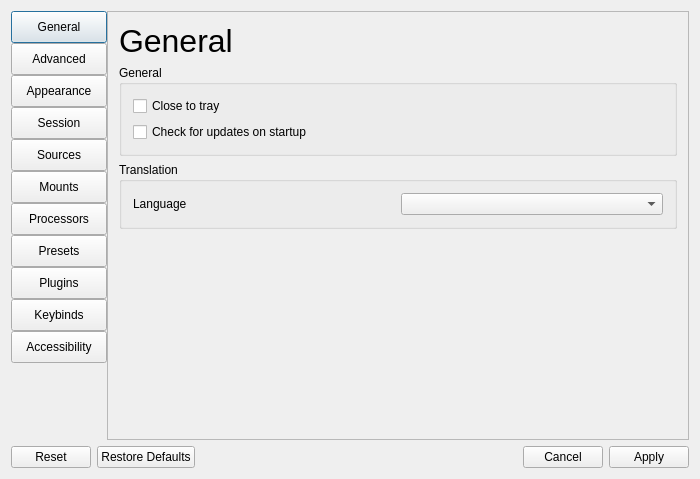
Old version of the form src/app/dialogs/AppPropertiesDialog/apppropertiesdialog.ui in the repository m-riley04/ModularSensorSystem.
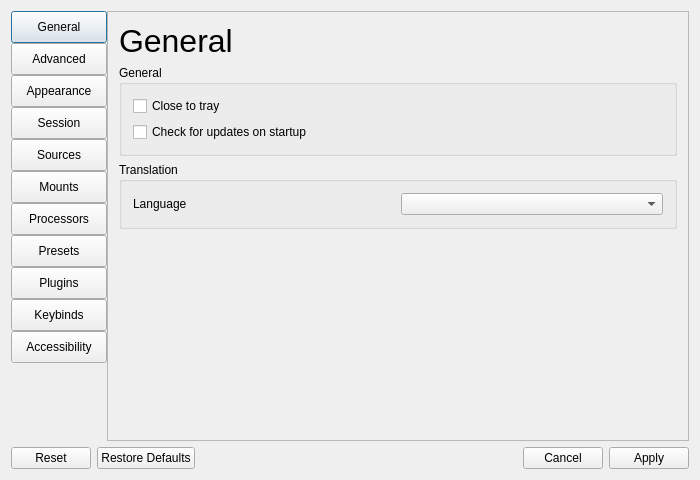
New version of the form. Custom widgets are drawn as their Qt base class.

```diff
--- a/src/app/dialogs/AppPropertiesDialog/apppropertiesdialog.ui
+++ b/src/app/dialogs/AppPropertiesDialog/apppropertiesdialog.ui
@@ -7,7 +7,7 @@
     <x>0</x>
     <y>0</y>
     <width>700</width>
-    <height>479</height>
+    <height>480</height>
    </rect>
   </property>
   <property name="windowTitle">
@@ -272,7 +272,7 @@
               <x>0</x>
               <y>0</y>
               <width>580</width>
-              <height>427</height>
+              <height>428</height>
              </rect>
             </property>
             <layout class="QVBoxLayout" name="verticalLayout_4">
```
